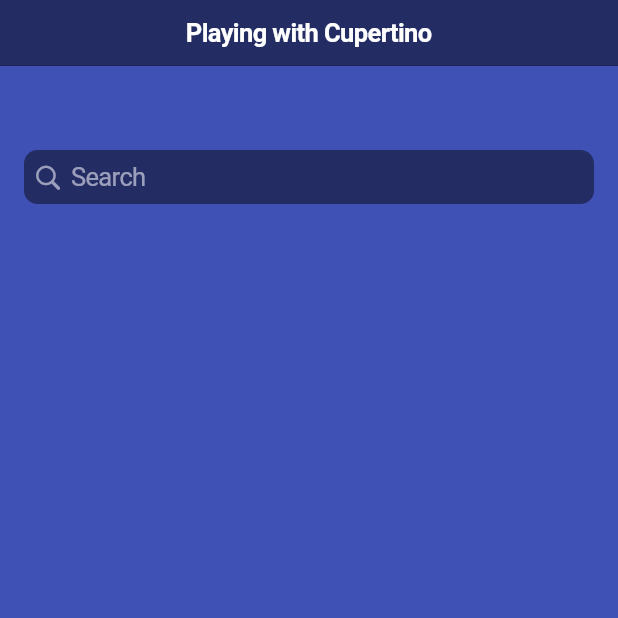
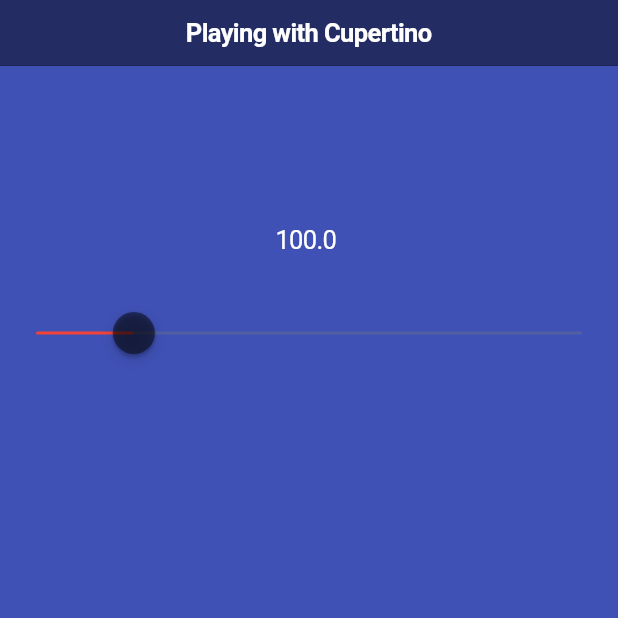
Before and after one commit to wohamedosama/playing-with-cupertino-widgets, a Flutter app: the screen it shows after launch, on a phone screen of 412 x 824 dp, the top half of it. Run offline on Flutter 3.47's test engine with Material 3 defaults, Android fonts, the phone set to English and light mode, and no system bars.

Commit message:
- Cupertino Slider

```diff
--- a/lib/cupertino_widgets/cupertino_page_scaffold.dart
+++ b/lib/cupertino_widgets/cupertino_page_scaffold.dart
@@ -8,9 +8,9 @@
   State<TestScreen> createState() => _TestScreenState();
 }
 
-final TextEditingController textEditingController = TextEditingController();
+class _TestScreenState extends State<TestScreen> {
+  double value = 100;
 
-class _TestScreenState extends State<TestScreen> {
   @override
   Widget build(BuildContext context) {
     return CupertinoPageScaffold(
@@ -22,14 +22,26 @@
         brightness: Brightness.dark,
       ),
       child: Padding(
-        padding: const EdgeInsets.only(left: 16.0, right: 16, top: 100),
+        padding: const EdgeInsets.only(left: 16.0, right: 16, top: 150),
         child: Column(
           mainAxisAlignment: MainAxisAlignment.start,
           children: [
-            CupertinoSearchTextField(
-              keyboardType: TextInputType.phone,
-              backgroundColor: Colors.black45,
-              controller: textEditingController,
+            Text('${value.toString()} '),
+            SizedBox(height: 30),
+            SizedBox(
+              width: double.infinity,
+              child: CupertinoSlider(
+                min: 10,
+                max: 600,
+                divisions: 10,
+                thumbColor: Colors.black45,
+                value: value,
+                onChanged: (index) {
+                  setState(() {
+                    value = index;
+                  });
+                },
+              ),
             ),
           ],
         ),
```
